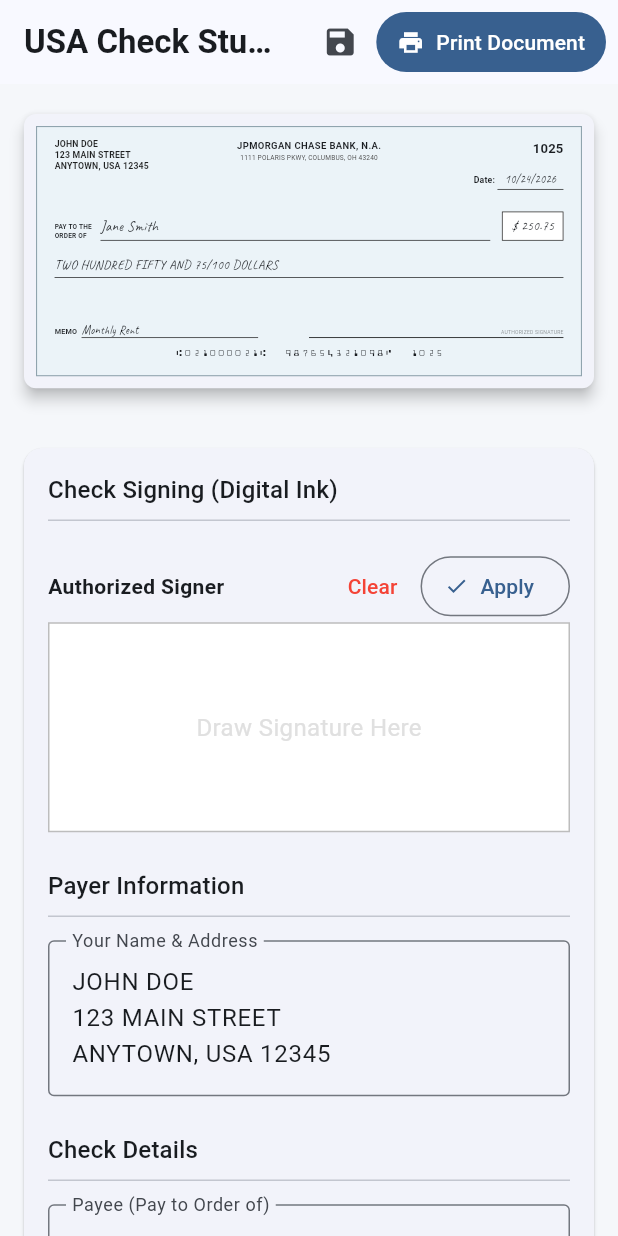
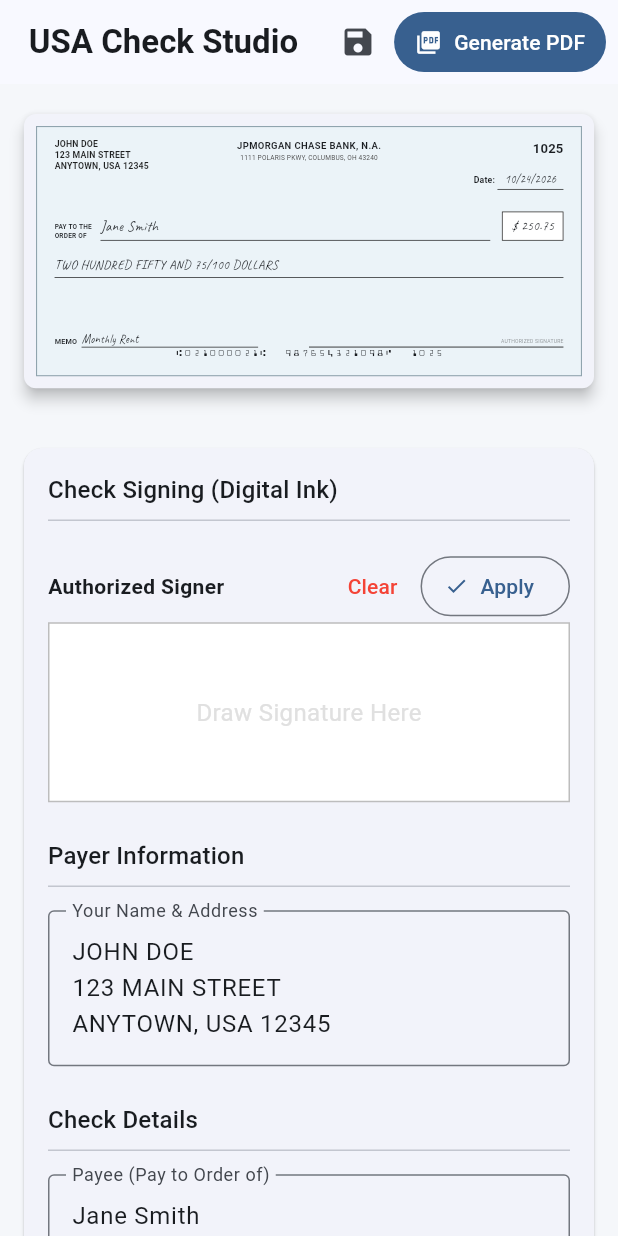
Before and after one commit to chubbyleonard/check_app, a Flutter app: the screen it shows after launch, after a tap on "Apply", on a phone screen of 412 x 824 dp. Run offline on Flutter 3.47's test engine with Material 3 defaults, Android fonts, the phone set to English and light mode, and no system bars; our stand-ins replace image_picker, pdf, printing, shared_preferences.

Commit message:
update lib

```diff
--- a/lib/main.dart
+++ b/lib/main.dart
@@ -194,7 +194,7 @@
     Paint paint = Paint()
       ..color = Colors.black87
       ..strokeCap = StrokeCap.round
-      ..strokeWidth = 2.0 // Slightly bolder ink for real-world translation
+      ..strokeWidth = 2.0
       ..style = PaintingStyle.stroke;
 
     for (int i = 0; i < points.length - 1; i++) {
@@ -263,7 +263,7 @@
       ByteData? byteData = await image.toByteData(format: ui.ImageByteFormat.png);
       if (byteData != null) {
         context.read<CheckProvider>().setSignature(byteData.buffer.asUint8List());
-        if (mounted) ScaffoldMessenger.of(context).showSnackBar(const SnackBar(content: Text('Signature applied to check.')));
+        if (mounted) ScaffoldMessenger.of(context).showSnackBar(const SnackBar(content: Text('Proper Signature applied.')));
       }
     } catch (e) {
       debugPrint("Signature capture failed: $e");
@@ -290,8 +290,8 @@
           ),
           FilledButton.icon(
             style: FilledButton.styleFrom(padding: const EdgeInsets.symmetric(horizontal: 14)),
-            icon: const Icon(Icons.print, size: 18),
-            label: const Text('Print Document'),
+            icon: const Icon(Icons.picture_as_pdf, size: 18),
+            label: const Text('Generate PDF'),
             onPressed: () => _printCheckDocument(provider, context),
           ),
           const SizedBox(width: 8),
@@ -301,6 +301,7 @@
         padding: const EdgeInsets.symmetric(horizontal: 12.0, vertical: 16.0),
         child: Column(
           children: [
+            // Live Preview Section
             Center(
               child: Container(
                 constraints: const BoxConstraints(maxWidth: 820),
@@ -322,6 +323,7 @@
             ),
             const SizedBox(height: 32),
 
+            // Form Controls
             Card(
               elevation: 1,
               child: Padding(
@@ -356,7 +358,7 @@
                       ],
                     ),
                     Container(
-                      height: 140,
+                      height: 120,
                       width: double.infinity,
                       decoration: BoxDecoration(color: Colors.white, border: Border.all(color: Colors.grey.shade400)),
                       child: Stack(
@@ -513,7 +515,7 @@
   }
 
   // -----------------------------------------------------------
-  // PDF GENERATION & PRINT ENGINE
+  // PDF GENERATION & FILE SAVING ENGINE
   // -----------------------------------------------------------
   Future<void> _printCheckDocument(CheckProvider p, BuildContext context) async {
     try {
@@ -540,10 +542,8 @@
       /// ==========================================
       const double pdfMemoLineThickness = 0.6;
       const double pdfSignatureLineThickness = 1.0;
-      const double pdfMemoPaddingBottom = 2.0;
-      const double pdfSignaturePaddingBottom = 2.0;
-      const double pdfSignatureImageHeight = 55.0; // Scaled up significantly to accurately represent ink weight
-      const double pdfSignatureImageBottomOffset = 5.0; // Raised to keep it clearly above the line
+      const double pdfSignatureImageHeight = 40.0;
+      const double pdfSignatureImageBottomOffset = 4.0;
       /// ==========================================
 
       final pageFormat = PdfPageFormat(6.0 * PdfPageFormat.inch, 2.75 * PdfPageFormat.inch, marginAll: 0);
@@ -630,10 +630,11 @@
                     ),
                   ),
 
+                  // FIXED ALIGNMENT: Pushed all the way down to bottom: 15
                   pw.Positioned(
-                    bottom: 25, left: 0, right: 0,
+                    bottom: 15, left: 0, right: 0,
                     child: pw.Container(
-                      height: 30,
+                      height: 25,
                       child: pw.Row(
                         crossAxisAlignment: pw.CrossAxisAlignment.end,
                         children: [
@@ -643,12 +644,12 @@
                               crossAxisAlignment: pw.CrossAxisAlignment.end,
                               children: [
                                 pw.Padding(
-                                  padding: pw.EdgeInsets.only(bottom: pdfMemoPaddingBottom, right: 4),
+                                  padding: pw.EdgeInsets.only(bottom: 2, right: 4),
                                   child: pw.Text('MEMO ', style: pw.TextStyle(fontSize: 7, fontWeight: pw.FontWeight.bold)),
                                 ),
                                 pw.Expanded(
                                   child: pw.Container(
-                                    padding: pw.EdgeInsets.only(bottom: pdfMemoPaddingBottom),
+                                    padding: pw.EdgeInsets.only(bottom: 2),
                                     decoration: pw.BoxDecoration(border: pw.Border(bottom: pw.BorderSide(color: PdfColors.black, width: pdfMemoLineThickness))),
                                     child: pw.Text(p.memo, style: pw.TextStyle(font: handwritingFont, fontSize: 10)),
                                   ),
@@ -664,7 +665,7 @@
                               children: [
                                 pw.Container(
                                   width: double.infinity,
-                                  padding: pw.EdgeInsets.only(bottom: pdfSignaturePaddingBottom),
+                                  padding: pw.EdgeInsets.only(bottom: 2),
                                   decoration: pw.BoxDecoration(border: pw.Border(bottom: pw.BorderSide(color: PdfColors.black, width: pdfSignatureLineThickness))),
                                   alignment: pw.Alignment.bottomRight,
                                   child: pw.Text('AUTHORIZED SIGNATURE', style: pw.TextStyle(fontSize: 5)),
@@ -672,8 +673,7 @@
                                 if (p.signatureBytes != null)
                                   pw.Positioned(
                                     bottom: pdfSignatureImageBottomOffset,
-                                    left: 0,
-                                    right: 0,
+                                    left: 0, right: 0,
                                     child: pw.Center(
                                       child: pw.Image(pw.MemoryImage(p.signatureBytes!), height: pdfSignatureImageHeight, fit: pw.BoxFit.contain),
                                     ),
@@ -701,14 +701,14 @@
         ),
       );
 
-      await Printing.layoutPdf(
-        onLayout: (PdfPageFormat format) async => pdf.save(),
-        name: 'Check_${p.checkNumber}.pdf',
+      await Printing.sharePdf(
+        bytes: await pdf.save(),
+        filename: 'Check_${p.checkNumber}.pdf',
       );
     } catch (e) {
       if (context.mounted) {
         ScaffoldMessenger.of(context).showSnackBar(
-          SnackBar(content: Text('Print Engine Error: $e'), backgroundColor: Colors.redAccent),
+          SnackBar(content: Text('PDF Generation Error: $e'), backgroundColor: Colors.redAccent),
         );
       }
     }
@@ -730,10 +730,8 @@
     /// ==========================================
     const double screenMemoLineThickness = 1.0;
     const double screenSignatureLineThickness = 1.2;
-    const double screenMemoPaddingBottom = 2.0;
-    const double screenSignaturePaddingBottom = 2.0;
-    const double screenSignatureImageHeight = 55.0; // Scaled up to match PDF logic
-    const double screenSignatureImageBottomOffset = 4.0;
+    const double screenSignatureImageHeight = 50.0;
+    const double screenSignatureImageBottomOffset = 2.0;
     /// ==========================================
 
     return Container(
@@ -817,8 +815,9 @@
             ),
           ),
 
+          // FIXED ALIGNMENT: Pushed all the way down to bottom: 22 to close the huge gap
           Positioned(
-            bottom: 35, left: 0, right: 0,
+            bottom: 22, left: 0, right: 0,
             child: SizedBox(
               height: 40,
               child: Row(
@@ -829,13 +828,13 @@
                     child: Row(
                       crossAxisAlignment: CrossAxisAlignment.end,
                       children: [
-                        Padding(
-                          padding: EdgeInsets.only(bottom: screenMemoPaddingBottom, right: 6),
-                          child: const Text('MEMO', style: TextStyle(fontSize: 10, fontWeight: FontWeight.bold)),
+                        const Padding(
+                          padding: EdgeInsets.only(bottom: 2, right: 6),
+                          child: Text('MEMO', style: TextStyle(fontSize: 10, fontWeight: FontWeight.bold)),
                         ),
                         Expanded(
                           child: Container(
-                            padding: EdgeInsets.only(bottom: screenMemoPaddingBottom),
+                            padding: const EdgeInsets.only(bottom: 2),
                             decoration: BoxDecoration(border: Border(bottom: BorderSide(color: Colors.black87, width: screenMemoLineThickness))),
                             child: Text(p.memo, style: const TextStyle(fontFamily: 'Handwriting', fontSize: 16, height: 1.0)),
                           ),
@@ -852,7 +851,7 @@
                       children: [
                         Container(
                           width: double.infinity,
-                          padding: EdgeInsets.only(bottom: screenSignaturePaddingBottom),
+                          padding: const EdgeInsets.only(bottom: 2),
                           decoration: BoxDecoration(border: Border(bottom: BorderSide(color: Colors.black87, width: screenSignatureLineThickness))),
                           alignment: Alignment.bottomRight,
                           child: const Text('AUTHORIZED SIGNATURE', style: TextStyle(fontSize: 7, color: Colors.black54)),
@@ -860,8 +859,7 @@
                         if (p.signatureBytes != null)
                           Positioned(
                             bottom: screenSignatureImageBottomOffset,
-                            left: 0,
-                            right: 0,
+                            left: 0, right: 0,
                             child: Center(
                               child: Image.memory(p.signatureBytes!, height: screenSignatureImageHeight, fit: BoxFit.contain),
                             ),
```
